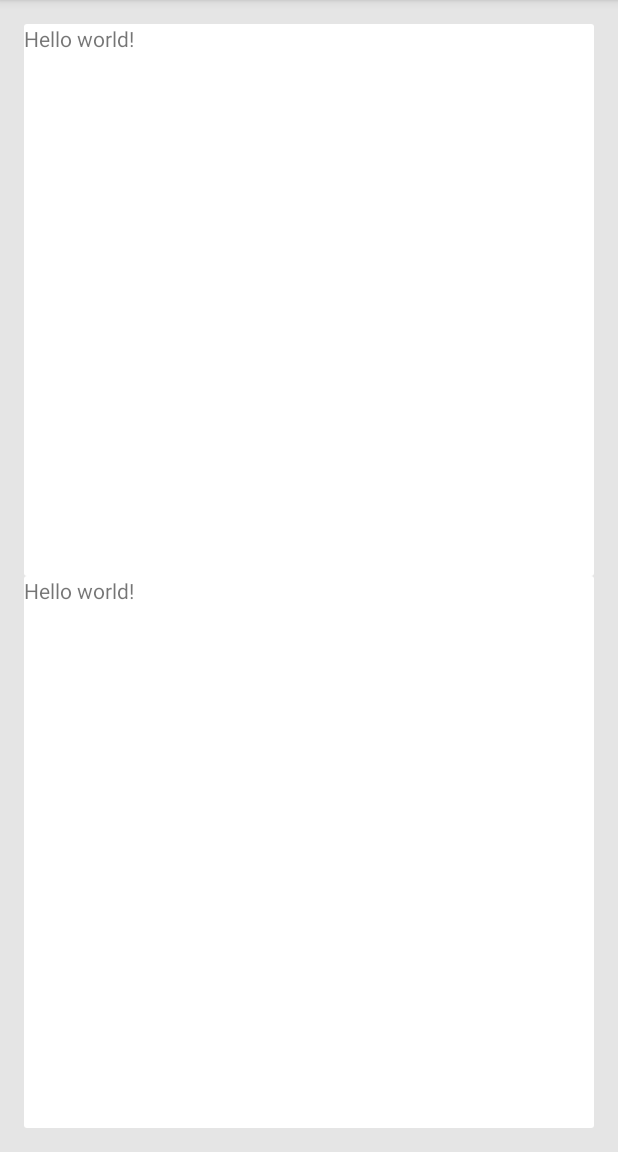
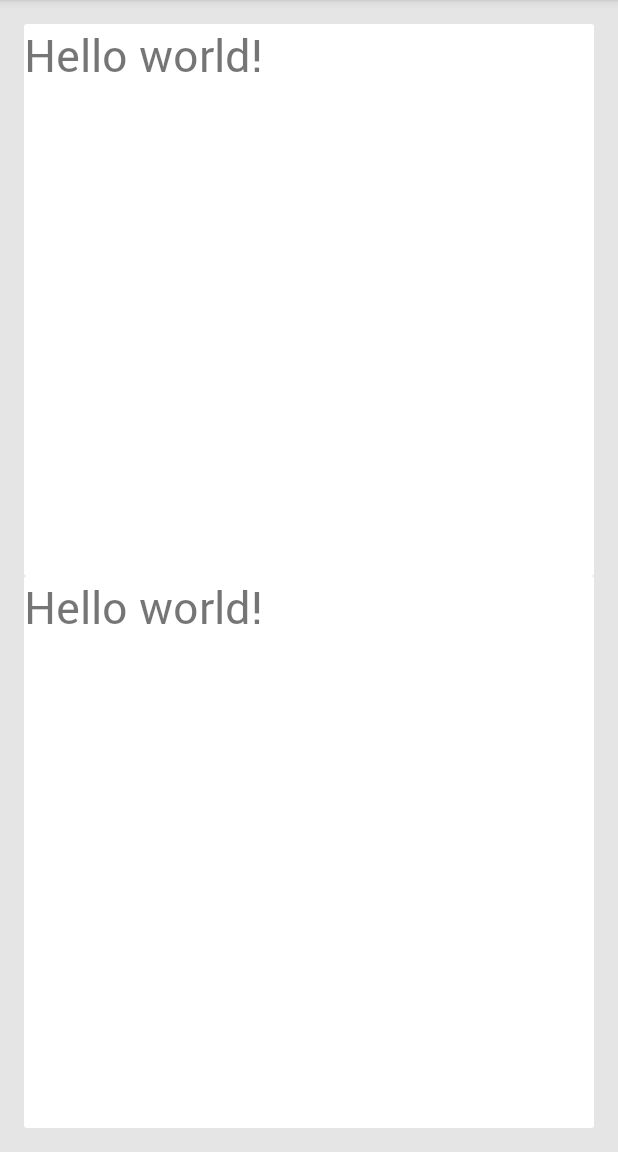
Before and after one commit to phyous/prism, an Android app: the screen it shows after launch (GraderActivity), on a phone screen of 412 x 824 dp, the part 84-1236 px from its top. Run offline under Robolectric (Android 15) with nearby library versions, the phone set to English and light mode, and no system bars.

Commit message:
Added custom typeface to textviews

```diff
--- a/Prism/src/main/java/com/phyous/prism/GraderActivity.java
+++ b/Prism/src/main/java/com/phyous/prism/GraderActivity.java
@@ -1,5 +1,6 @@
 package com.phyous.prism;
 
+import android.graphics.Typeface;
 import android.support.v7.app.ActionBarActivity;
 import android.support.v4.app.Fragment;
 import android.os.Bundle;
--- /dev/null
+++ b/Prism/src/main/java/com/phyous/prism/widget/TypefacedTextView.java
@@ -0,0 +1,32 @@
+package com.phyous.prism.widget;
+
+import android.content.Context;
+import android.content.res.TypedArray;
+import android.graphics.Typeface;
+import android.util.AttributeSet;
+import android.widget.TextView;
+
+import com.phyous.prism.R;
+
+/**
+ * Created by pyoussef on 12/14/13.
+ */
+public class TypefacedTextView extends TextView {
+    public TypefacedTextView(Context context, AttributeSet attrs) {
+        super(context, attrs);
+
+        // Typeface.createFromAsset doesn't work in the layout editor. Skipping ...
+        if (isInEditMode()) {
+            return;
+        }
+
+        TypedArray styledAttrs = context.obtainStyledAttributes(attrs, R.styleable.TypefacedTextView);
+        String fontName = styledAttrs.getString(R.styleable.TypefacedTextView_typeface);
+        styledAttrs.recycle();
+
+        if (fontName != null) {
+            Typeface typeface = Typeface.createFromAsset(context.getAssets(), fontName);
+            setTypeface(typeface);
+        }
+    }
+}
--- a/Prism/src/main/res/layout/fragment_grader_card.xml
+++ b/Prism/src/main/res/layout/fragment_grader_card.xml
@@ -10,13 +10,14 @@
             android:layout_height="match_parent"
             android:background="@drawable/card_border">
 
-        <TextView
+        <com.phyous.prism.widget.TypefacedTextView
                 android:text="@string/hello_world"
                 android:layout_width="wrap_content"
                 android:layout_height="wrap_content"
+                android:textSize="30sp"
+                app:typeface="fonts/Roboto-Regular.ttf"
+                />
 
-                />
-        <!--app:typeface="fonts/Roboto-Regular.ttf"-->
     </RelativeLayout>
 
 
--- /dev/null
+++ b/Prism/src/main/res/values/attrs.xml
@@ -0,0 +1,6 @@
+<?xml version="1.0" encoding="utf-8"?>
+<resources>
+    <declare-styleable name="TypefacedTextView">
+        <attr name="typeface" format="string"/>
+    </declare-styleable>
+</resources>
```
Also changed, not shown: Prism/src/main/assets/fonts/Roboto-Bold.ttf (added), Prism/src/main/assets/fonts/Roboto-Condensed.ttf (added), Prism/src/main/assets/fonts/Roboto-Light.ttf (added), Prism/src/main/assets/fonts/Roboto-Regular.ttf (added).
